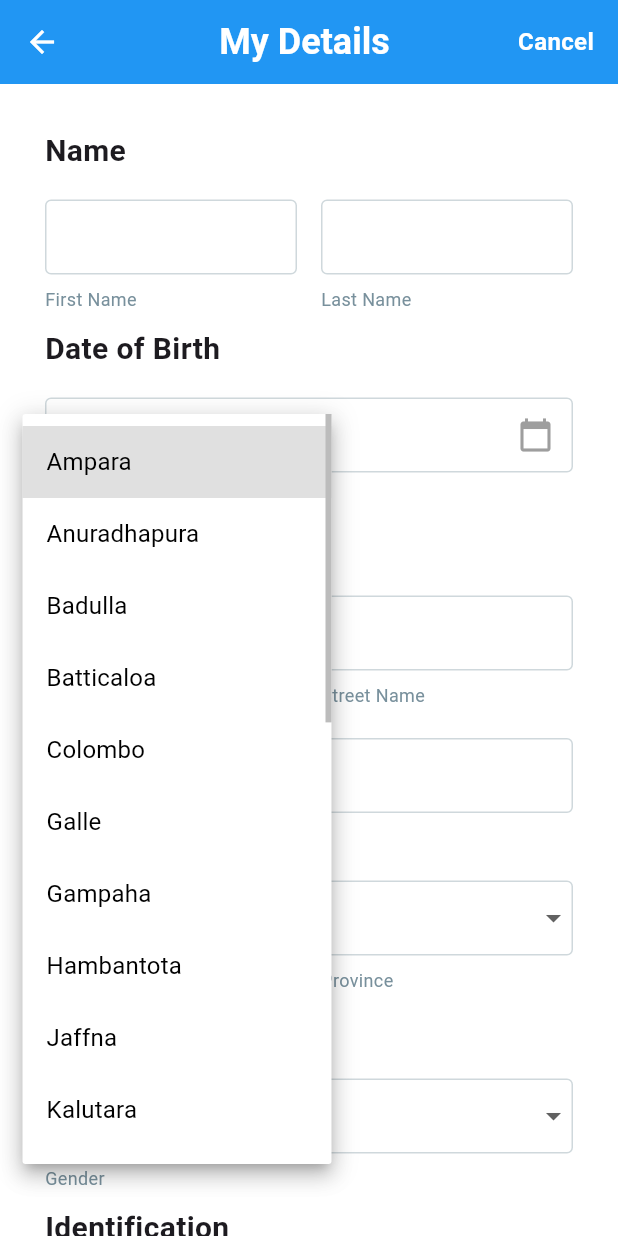
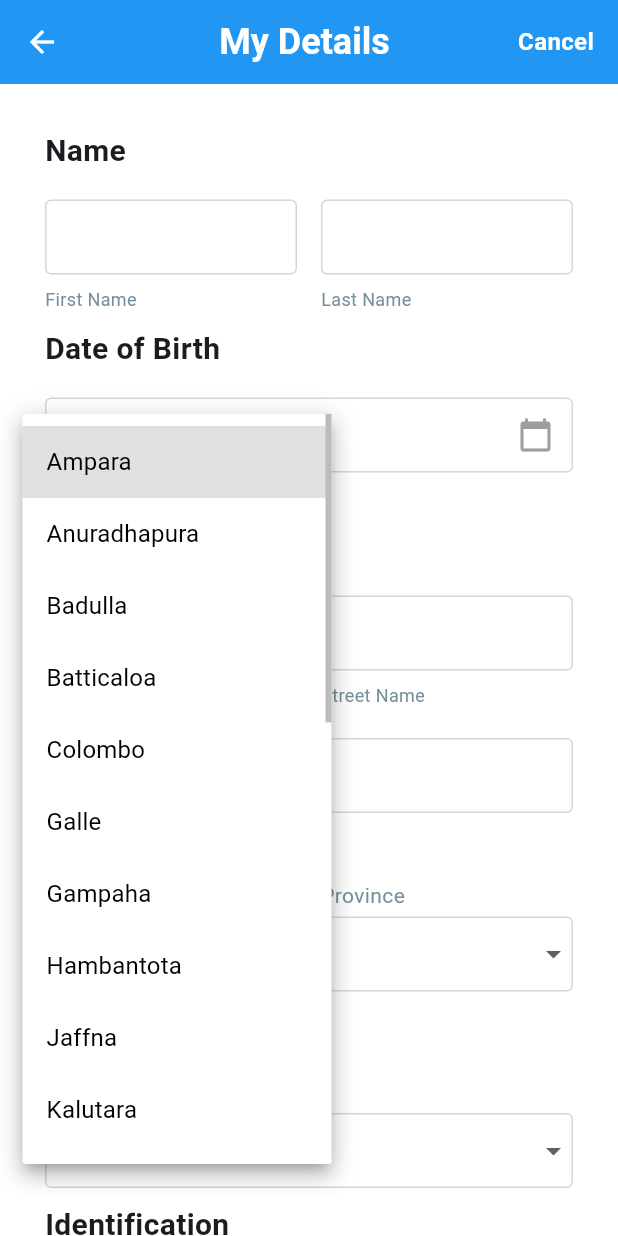
Before and after one commit to ranaweerasc65/flutter_project_hayleys, a Flutter app: the PrimaryUserDetails screen opened directly with empty values, after a tap on the "arrow drop down" icon, on a phone screen of 412 x 824 dp. Run offline on Flutter 3.47's test engine with Material 3 defaults, Android fonts, the phone set to English and light mode, and no system bars; our stand-ins replace animate_do, email_validator; network calls fail.

Commit message:
fetch details are done

```diff
--- a/lib/primary_user_details.dart
+++ b/lib/primary_user_details.dart
@@ -45,6 +45,59 @@ class _PrimaryUserDetailsFormState extends State<PrimaryUserDetails> {
   String? gender;
 
   String? phoneNo;
+
+  List<String> genderOptions = ['Male', 'Female', 'Not prefered to say'];
+
+  List<String> districtOptions = [
+    "Ampara",
+    "Anuradhapura",
+    "Badulla",
+    "Batticaloa",
+    "Colombo",
+    "Galle",
+    "Gampaha",
+    "Hambantota",
+    "Jaffna",
+    "Kalutara",
+    "Kandy",
+    "Kegalle",
+    "Kilinochchi",
+    "Kurunegala",
+    "Mannar",
+    "Matale",
+    "Matara",
+    "Monaragala",
+    "Mullaitivu",
+    "Nuwara Eliya",
+    "Polonnaruwa",
+    "Puttalam",
+    "Ratnapura",
+    "Trincomalee",
+    "Vavuniya"
+  ];
+
+  List<String> provinceOptions = [
+    "Central",
+    "Eastern",
+    "Northern",
+    "North Central",
+    "North Western",
+    "Sabaragamuwa",
+    "Southern",
+    "Uva",
+    "Western"
+  ];
+
+  List<String> bloodGroupOptions = [
+    "A+",
+    "A-",
+    "B+",
+    "B-",
+    "AB+",
+    "AB-",
+    "O+",
+    "O-"
+  ];
 
   @override
   void initState() {
@@ -278,15 +331,15 @@ class _PrimaryUserDetailsFormState extends State<PrimaryUserDetails> {
                                     "Province",
                                     province,
                                     [
-                                      'Central ',
-                                      'Eastern ',
-                                      'North Central ',
-                                      'Northern ',
-                                      'North Western ',
-                                      'Sabaragamuwa ',
-                                      'Southern ',
-                                      'Uva ',
-                                      'Western ',
+                                      'Central',
+                                      'Eastern',
+                                      'North Central',
+                                      'Northern',
+                                      'North Western',
+                                      'Sabaragamuwa',
+                                      'Southern',
+                                      'Uva',
+                                      'Western',
                                     ],
                                     (value) => province = value,
                                   ),
@@ -464,36 +517,36 @@ class _PrimaryUserDetailsFormState extends State<PrimaryUserDetails> {
                                       ),
                                     ),
                                   ),
-                                  Padding(
-                                    padding: const EdgeInsets.symmetric(
-                                        horizontal: 10),
-                                    child: MaterialButton(
-                                      onPressed: () =>
-                                          _showClearFormDialog(context),
-                                      height: 50,
-                                      minWidth:
-                                          MediaQuery.of(context).size.width *
-                                              0.4,
-                                      shape: RoundedRectangleBorder(
-                                        borderRadius: BorderRadius.circular(50),
-                                        side: BorderSide(
-                                          color: Colors.blue[500]!,
-                                          width: 2.0,
-                                        ),
-                                      ),
-                                      child: const Center(
-                                        child: Text(
-                                          "Clear Form",
-                                          style: TextStyle(
-                                            color: Color.fromARGB(
-                                                255, 84, 156, 233),
-                                            fontWeight: FontWeight.bold,
-                                            fontSize: 16,
-                                          ),
-                                        ),
-                                      ),
-                                    ),
-                                  ),
+                                  // Padding(
+                                  //   padding: const EdgeInsets.symmetric(
+                                  //       horizontal: 10),
+                                  //   child: MaterialButton(
+                                  //     onPressed: () =>
+                                  //         _showClearFormDialog(context),
+                                  //     height: 50,
+                                  //     minWidth:
+                                  //         MediaQuery.of(context).size.width *
+                                  //             0.4,
+                                  //     shape: RoundedRectangleBorder(
+                                  //       borderRadius: BorderRadius.circular(50),
+                                  //       side: BorderSide(
+                                  //         color: Colors.blue[500]!,
+                                  //         width: 2.0,
+                                  //       ),
+                                  //     ),
+                                  //     child: const Center(
+                                  //       child: Text(
+                                  //         "Clear Form",
+                                  //         style: TextStyle(
+                                  //           color: Color.fromARGB(
+                                  //               255, 84, 156, 233),
+                                  //           fontWeight: FontWeight.bold,
+                                  //           fontSize: 16,
+                                  //         ),
+                                  //       ),
+                                  //     ),
+                                  //   ),
+                                  // ),
                                 ],
                               ),
                             ),
@@ -678,35 +731,53 @@ class _PrimaryUserDetailsFormState extends State<PrimaryUserDetails> {
 
       final jsonResponse = jsonDecode(response.body);
       if (jsonResponse['status'] == 'success') {
-        print('Send success status to PHP');
-
         // Parse the existing data and populate the form fields
         var existingData = jsonResponse['existing_data'];
 
+        setState(() {
           firstnameController.text = existingData['CUSTOMERS_FIRST_NAME'];
           lastnameController.text = existingData['CUSTOMERS_LAST_NAME'];
           dobController.text = existingData['CUSTOMERS_DOB'];
           cityController.text = existingData['CUSTOMERS_CITY'];
 
-        // Strip leading/trailing spaces to avoid mismatches
-        district = existingData['CUSTOMERS_DISTRICT']?.trim();
-        province = existingData['CUSTOMERS_PROVINCE']?.trim();
-        gender = existingData['CUSTOMERS_GENDER']?.trim();
-        customers_blood_group = existingData['CUSTOMERS_BLOOD_GROUP']?.trim();
+          district =
+              districtOptions.contains(existingData['CUSTOMERS_DISTRICT'])
+                  ? existingData['CUSTOMERS_DISTRICT']
+                  : null;
+          // province = existingData['CUSTOMERS_PROVINCE']?.trim();
+          // print('Province from response: $province');
 
-        print('District from response: $district');
-        print('Province from response: $province');
-        print('Gender from response: $gender');
-        print('Blood Group from response: $customers_blood_group');
+          // print(
+          //     'Fetched CUSTOMERS_PROVINCE: ${existingData['CUSTOMERS_PROVINCE']}');
+
+          // print('Province Options: $provinceOptions');
+
+          // print(
+          //     'Province match: ${provinceOptions.contains(existingData['CUSTOMERS_PROVINCE'])}');
+
+          province = provinceOptions
+                  .contains(existingData['CUSTOMERS_PROVINCE']?.trim())
+              ? existingData['CUSTOMERS_PROVINCE']?.trim()
+              : null;
+
+          gender = genderOptions.contains(existingData['CUSTOMERS_GENDER'])
+              ? existingData['CUSTOMERS_GENDER']
+              : null;
+          customers_blood_group =
+              bloodGroupOptions.contains(existingData['CUSTOMERS_BLOOD_GROUP'])
+                  ? existingData['CUSTOMERS_BLOOD_GROUP']
+                  : null;
 
           contact1Controller.text =
               existingData['CUSTOMERS_CONTACT_NO1'].toString();
           contact2Controller.text =
               existingData['CUSTOMERS_CONTACT_NO2']?.toString() ?? "";
           nicController.text = existingData['CUSTOMERS_IDENTIFICATION'] ?? "";
-        occupationController.text = existingData['CUSTOMERS_OCCUPATION'] ?? "";
+          occupationController.text =
+              existingData['CUSTOMERS_OCCUPATION'] ?? "";
           homeNoController.text = existingData['CUSTOMERS_HOME_NO'] ?? "";
           streetController.text = existingData['CUSTOMERS_STREET_NAME'] ?? "";
+        });
 
         // Optionally, show a success message if needed
         //_showSuccessDialog("Existing member details fetched successfully.");
@@ -1028,11 +1099,87 @@ class _PrimaryUserDetailsFormState extends State<PrimaryUserDetails> {
     );
   }
 
+  // Widget buildDropdownField(
+  //   String label,
+  //   String? currentValue,
+  //   List<String> options,
+  //   Function(String?) onChanged, {
+  //   Color focusedBorderColor = const Color(0xFF607D8B),
+  //   Color borderColor = const Color(0xFFCFD8DC),
+  //   Color labelColor = const Color(0xFF78909C),
+  //   Color hintColor = const Color(0xFFB0BEC5),
+  // }) {
+  //   return Padding(
+  //     padding: const EdgeInsets.symmetric(vertical: 10),
+  //     child: Column(
+  //       crossAxisAlignment: CrossAxisAlignment.start,
+  //       children: [
+  //         // Dropdown field
+  //         GestureDetector(
+  //           onTap: () {},
+  //           child: AnimatedContainer(
+  //             duration: const Duration(milliseconds: 300),
+  //             curve: Curves.easeInOut,
+  //             decoration: BoxDecoration(
+  //               color: Colors.white,
+  //               borderRadius: BorderRadius.circular(4),
+  //               border: Border.all(
+  //                 color: borderColor,
+  //                 width: 1.0,
+  //               ),
+  //             ),
+  //             child: DropdownButtonFormField<String>(
+  //               value: currentValue,
+  //               decoration: InputDecoration(
+  //                 hintStyle: TextStyle(
+  //                   color: hintColor,
+  //                   fontWeight: FontWeight.w500,
+  //                 ),
+  //                 border: InputBorder.none,
+  //                 contentPadding: const EdgeInsets.symmetric(
+  //                   vertical: 12.0,
+  //                   horizontal: 10.0,
+  //                 ),
+  //               ),
+  //               items: options.map((String value) {
+  //                 return DropdownMenuItem<String>(
+  //                   value: value,
+  //                   child: Text(
+  //                     value,
+  //                     style: const TextStyle(
+  //                       fontSize: 16,
+  //                       fontWeight: FontWeight.normal,
+  //                       color: Colors.black,
+  //                     ),
+  //                   ),
+  //                 );
+  //               }).toList(),
+  //               onChanged: (value) {
+  //                 onChanged(value);
+  //               },
+  //               dropdownColor: const Color.fromARGB(255, 255, 255, 255),
+  //               elevation: 8,
+  //               menuMaxHeight: 500,
+  //             ),
+  //           ),
+  //         ),
+  //         const SizedBox(height: 8),
+  //         // Label
+  //         Text(
+  //           label,
+  //           style: TextStyle(fontSize: 12, color: labelColor),
+  //         ),
+  //       ],
+  //     ),
+  //   );
+  // }
+
   Widget buildDropdownField(
     String label,
     String? currentValue,
     List<String> options,
-    Function(String?) onChanged, {
+    ValueChanged<String?> onChanged, {
+    Key? fieldKey,
     Color focusedBorderColor = const Color(0xFF607D8B),
     Color borderColor = const Color(0xFFCFD8DC),
     Color labelColor = const Color(0xFF78909C),
@@ -1043,10 +1190,14 @@ class _PrimaryUserDetailsFormState extends State<PrimaryUserDetails> {
       child: Column(
         crossAxisAlignment: CrossAxisAlignment.start,
         children: [
+          // Label
+          Text(
+            label,
+            style: TextStyle(fontSize: 14, color: labelColor),
+          ),
+          const SizedBox(height: 4),
           // Dropdown field
-          GestureDetector(
-            onTap: () {},
-            child: AnimatedContainer(
+          AnimatedContainer(
             duration: const Duration(milliseconds: 300),
             curve: Curves.easeInOut,
             decoration: BoxDecoration(
@@ -1058,7 +1209,8 @@ class _PrimaryUserDetailsFormState extends State<PrimaryUserDetails> {
               ),
             ),
             child: DropdownButtonFormField<String>(
-                value: currentValue,
+              key: fieldKey, // Ensures unique state for each dropdown
+              value: currentValue, // Dynamically updates with fetched values
               decoration: InputDecoration(
                 hintStyle: TextStyle(
                   color: hintColor,
@@ -1086,17 +1238,16 @@ class _PrimaryUserDetailsFormState extends State<PrimaryUserDetails> {
               onChanged: (value) {
                 onChanged(value);
               },
-                dropdownColor: const Color.fromARGB(255, 255, 255, 255),
+              dropdownColor: Colors.white,
               elevation: 8,
               menuMaxHeight: 500,
+              validator: (value) {
+                if (value == null || value.isEmpty) {
+                  return 'Please select $label';
+                }
+                return null;
+              },
             ),
-            ),
-          ),
-          const SizedBox(height: 8),
-          // Label
-          Text(
-            label,
-            style: TextStyle(fontSize: 12, color: labelColor),
           ),
         ],
       ),
```
Lines whose indentation alone changed are shown as unchanged.
